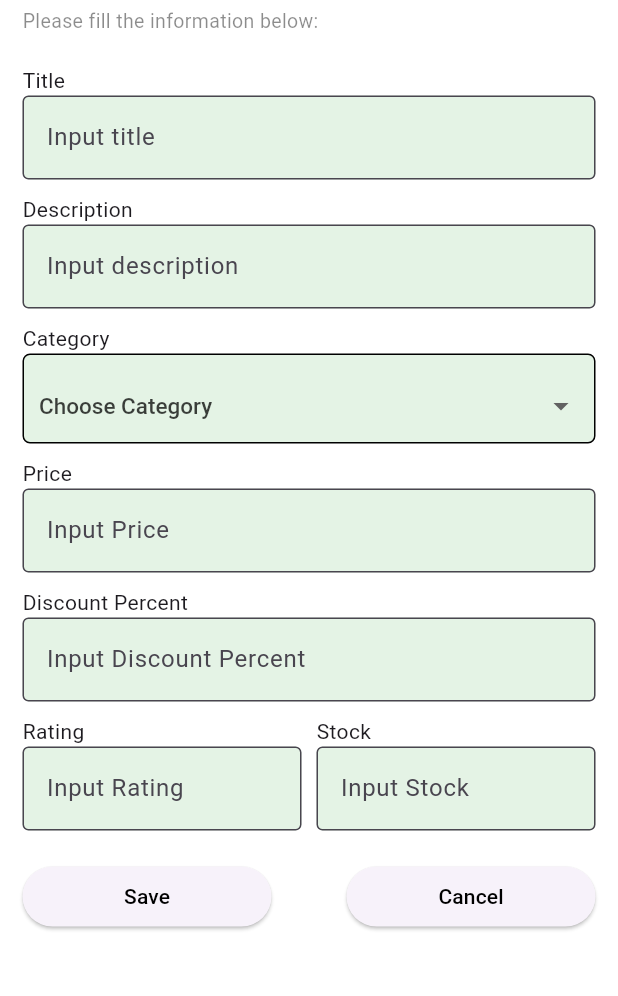
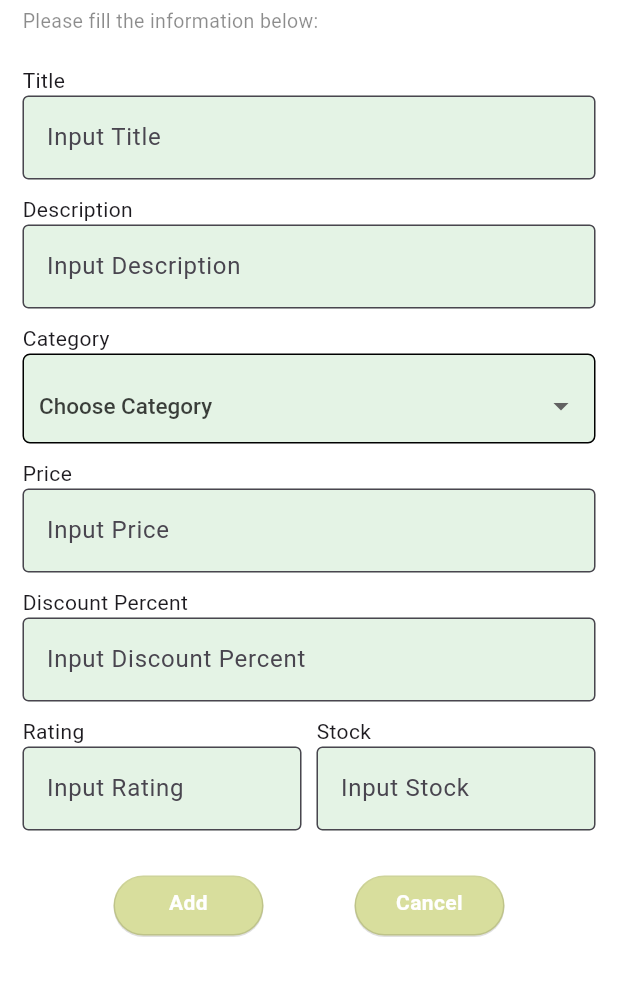
Before and after one commit to ponleukhun/product, a Flutter app: the screen it shows after launch, item 2 of the bottom bar chosen, on a phone screen of 412 x 824 dp, the part 122-1118 px from its top. Run offline on Flutter 3.47's test engine with Material 3 defaults, Android fonts, the phone set to English and light mode, and no system bars; network calls fail.

Commit message:
Add product update

```diff
--- a/lib/add_product.dart
+++ b/lib/add_product.dart
@@ -1,5 +1,7 @@
 import 'package:flutter/material.dart';
+import 'package:product/textfield.dart';
 
+//list of category dropdown
 const List<String> list = <String>[
   "Choose Category",
   'Beauty',
@@ -49,52 +51,25 @@ class _AddProductState extends State<AddProduct> {
             child: Container(
           padding: EdgeInsets.fromLTRB(15, 5, 15, 5),
           color: Colors.white,
-          // child: Column(
-          //   children: [
-          //     TextField(),
-          //     SizedBox(
-          //       height: 10,
-          //     ),
-          //     TextField(),
-          //   ],
-          // ),
-
           child: Column(
             children: [
-              Column(
-                crossAxisAlignment: CrossAxisAlignment.start,
-                children: [
-                  Text("Title"),
-                  TextField(
-                    decoration: InputDecoration(
-                      filled: true,
-                      fillColor: Colors.green.withOpacity(0.15),
-                      border: OutlineInputBorder(),
-                      hintText: "Input title",
-                    ),
-                  )
-                ],
+              //Title textfield
+              Textfield(
+                title: "Title",
+                text: "Input Title",
               ),
               SizedBox(
                 height: 10,
               ),
-              Column(
-                crossAxisAlignment: CrossAxisAlignment.start,
-                children: [
-                  Text("Description"),
-                  TextField(
-                    decoration: InputDecoration(
-                      filled: true,
-                      fillColor: Colors.green.withOpacity(0.15),
-                      border: OutlineInputBorder(),
-                      hintText: "Input description",
-                    ),
-                  )
-                ],
+              //Description textfield
+              Textfield(
+                title: "Description",
+                text: "Input Description",
               ),
               SizedBox(
                 height: 10,
               ),
+              //category dropdownList
               Column(
                 crossAxisAlignment: CrossAxisAlignment.start,
                 children: [
@@ -143,102 +118,84 @@ class _AddProductState extends State<AddProduct> {
               SizedBox(
                 height: 10,
               ),
-              Column(
-                crossAxisAlignment: CrossAxisAlignment.start,
-                children: [
-                  Text("Price"),
-                  TextField(
-                    decoration: InputDecoration(
-                      filled: true,
-                      fillColor: Colors.green.withOpacity(0.15),
-                      border: OutlineInputBorder(),
-                      hintText: "Input Price",
-                    ),
-                  )
-                ],
+              //price textfield
+              Textfield(
+                title: "Price",
+                text: "Input Price",
               ),
               SizedBox(
                 height: 10,
               ),
-              Column(
-                crossAxisAlignment: CrossAxisAlignment.start,
-                children: [
-                  Text("Discount Percent"),
-                  TextField(
-                    decoration: InputDecoration(
-                      filled: true,
-                      fillColor: Colors.green.withOpacity(0.15),
-                      border: OutlineInputBorder(),
-                      hintText: "Input Discount Percent",
-                    ),
-                  )
-                ],
+              //discount percent textfield
+              Textfield(
+                title: "Discount Percent",
+                text: "Input Discount Percent",
               ),
               SizedBox(
                 height: 10,
               ),
               Row(
                 children: [
+                  //Rating textfield
                   Expanded(
-                    child: Column(
-                      crossAxisAlignment: CrossAxisAlignment.start,
-                      children: [
-                        Text("Rating"),
-                        TextField(
-                          decoration: InputDecoration(
-                            filled: true,
-                            fillColor: Colors.green.withOpacity(0.15),
-                            border: OutlineInputBorder(),
-                            hintText: "Input Rating",
-                          ),
-                        )
-                      ],
-                    ),
-                  ),
+                      child: Textfield(
+                    title: "Rating",
+                    text: "Input Rating",
+                  )),
                   SizedBox(
                     width: 10,
                   ),
+                  //Stock textfield
                   Expanded(
-                    child: Column(
-                      crossAxisAlignment: CrossAxisAlignment.start,
-                      children: [
-                        Text("Stock"),
-                        TextField(
-                          decoration: InputDecoration(
-                            filled: true,
-                            fillColor: Colors.green.withOpacity(0.15),
-                            border: OutlineInputBorder(),
-                            hintText: "Input Stock",
-                          ),
-                        )
-                      ],
-                    ),
-                  ),
+                      child: Textfield(
+                    title: "Stock",
+                    text: "Input Stock",
+                  )),
                 ],
               ),
               SizedBox(
-                height: 20,
+                height: 30,
               ),
               Row(
+                mainAxisAlignment: MainAxisAlignment.spaceEvenly,
                 children: [
-                  Expanded(
-                    child: ElevatedButton(
-                        onPressed: () {},
-                        child: Text(
-                          "Save",
-                          style: TextStyle(color: Colors.black),
-                        )),
+                  // add product button
+                  Container(
+                    padding: EdgeInsets.symmetric(vertical: 7),
+                    height: 40,
+                    width: 100,
+                    decoration: BoxDecoration(
+                        borderRadius: BorderRadius.circular(20),
+                        color: Colors.lime.withOpacity(0.4),
+                        border: Border.all(color: Colors.black12),
+                        boxShadow: [
+                          BoxShadow(color: Colors.black12, offset: Offset(0, 1))
+                        ]),
+                    child: Text(
+                      "Add",
+                      textAlign: TextAlign.center,
+                      style: TextStyle(
+                          color: Colors.white, fontWeight: FontWeight.w600),
+                    ),
                   ),
-                  SizedBox(
-                    width: 50,
-                  ),
-                  Expanded(
-                    child: ElevatedButton(
-                        onPressed: () {},
-                        child: Text(
-                          "Cancel",
-                          style: TextStyle(color: Colors.black),
-                        )),
+                  //Cancel button
+                  Container(
+                    padding: EdgeInsets.symmetric(vertical: 7),
+                    height: 40,
+                    width: 100,
+                    decoration: BoxDecoration(
+                        borderRadius: BorderRadius.circular(20),
+                        color: Colors.lime.withOpacity(0.4),
+                        border: Border.all(color: Colors.black12),
+                        boxShadow: [
+                          BoxShadow(color: Colors.black12, offset: Offset(0, 1))
+                        ]),
+                    child: Text(
+                      "Cancel",
+                      textAlign: TextAlign.center,
+                      style: TextStyle(
+                          color: Colors.white, fontWeight: FontWeight.w600),
+                    ),
                   ),
                 ],
               )
--- a/lib/bottom_navigator_bar.dart
+++ b/lib/bottom_navigator_bar.dart
@@ -6,7 +6,8 @@ class BottomNavigatorBar_ extends StatelessWidget {
 
   @override
   Widget build(BuildContext context) {
-    return BottomNavigationBar(items: <BottomNavigationBarItem>[
+    return BottomNavigationBar(
+      items: <BottomNavigationBarItem>[
         BottomNavigationBarItem(
           icon: IconButton(
             onPressed: () {},
@@ -25,6 +26,7 @@ class BottomNavigatorBar_ extends StatelessWidget {
               color: Colors.black12,
             ),
             label: 'ADD'),
-    ]);
+      ],
+    );
   }
 }
--- a/lib/textfield.dart
+++ b/lib/textfield.dart
@@ -7,25 +7,16 @@ class Textfield extends StatelessWidget {
 
   @override
   Widget build(BuildContext context) {
-    return Scaffold(
-      body: Container(
-        height: 80,
-        color: Colors.green,
-        child: Column(
-          crossAxisAlignment: CrossAxisAlignment.start,
-          children: [
-            Text(title ?? "Title"),
-            TextField(
-              decoration: InputDecoration(
-                //  filled: true,
-                fillColor: Colors.green.withOpacity(0.15),
-                border: OutlineInputBorder(),
-                hintText: text ?? "Input title",
-              ),
-            )
-          ],
+    return Column(crossAxisAlignment: CrossAxisAlignment.start, children: [
+      Text(title ?? ""),
+      TextField(
+        decoration: InputDecoration(
+          filled: true,
+          fillColor: Colors.green.withOpacity(0.15),
+          border: OutlineInputBorder(),
+          hintText: text ?? "",
         ),
-      ),
-    );
+      )
+    ]);
   }
 }
```
Also changed, not shown: lib/detail_product.dart (added, +132 -0 lines), lib/get_all.dart (+27 -4 lines), lib/product_card.dart (+59 -5 lines). Lines whose indentation alone changed are shown as unchanged.
